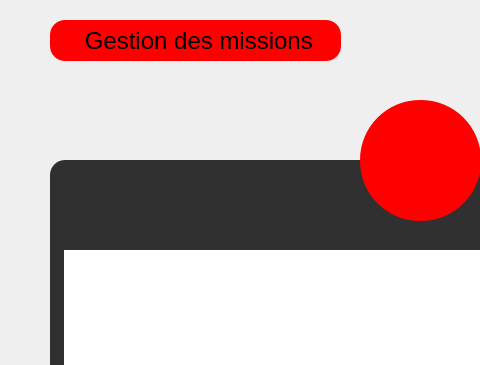
Qt form vehiculemission.ui (nefissaKhiari/Smart_Plolice_Station) before a commit; both pictures show x 0 to 480 and y 0 to 365 of the 1250 by 750 pixel window.
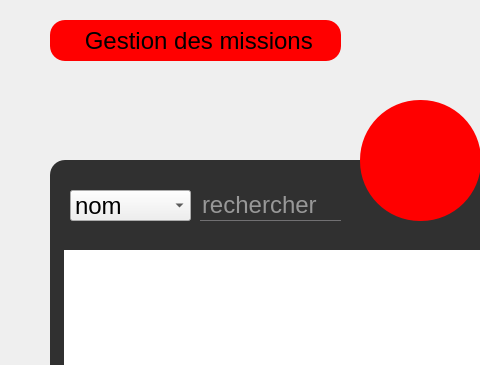
The same form after that commit. The open tabs and pages were chosen to show the change. Icons and pictures are not drawn.

```diff
--- a/vehiculemission.ui
+++ b/vehiculemission.ui
@@ -1181,6 +1181,44 @@
         <number>138</number>
        </attribute>
       </widget>
+      <widget class="QComboBox" name="comboBox">
+       <property name="geometry">
+        <rect>
+         <x>20</x>
+         <y>30</y>
+         <width>121</width>
+         <height>31</height>
+        </rect>
+       </property>
+       <item>
+        <property name="text">
+         <string>nom</string>
+        </property>
+       </item>
+       <item>
+        <property name="text">
+         <string>localisation</string>
+        </property>
+       </item>
+       <item>
+        <property name="text">
+         <string>description</string>
+        </property>
+       </item>
+      </widget>
+      <widget class="QLineEdit" name="lineEdit">
+       <property name="geometry">
+        <rect>
+         <x>150</x>
+         <y>30</y>
+         <width>141</width>
+         <height>31</height>
+        </rect>
+       </property>
+       <property name="placeholderText">
+        <string>rechercher</string>
+       </property>
+      </widget>
      </widget>
      <widget class="QToolButton" name="toolButton_7">
       <property name="geometry">
```
Left out of the diff: 48 changed lines with no effect on the pictures.
